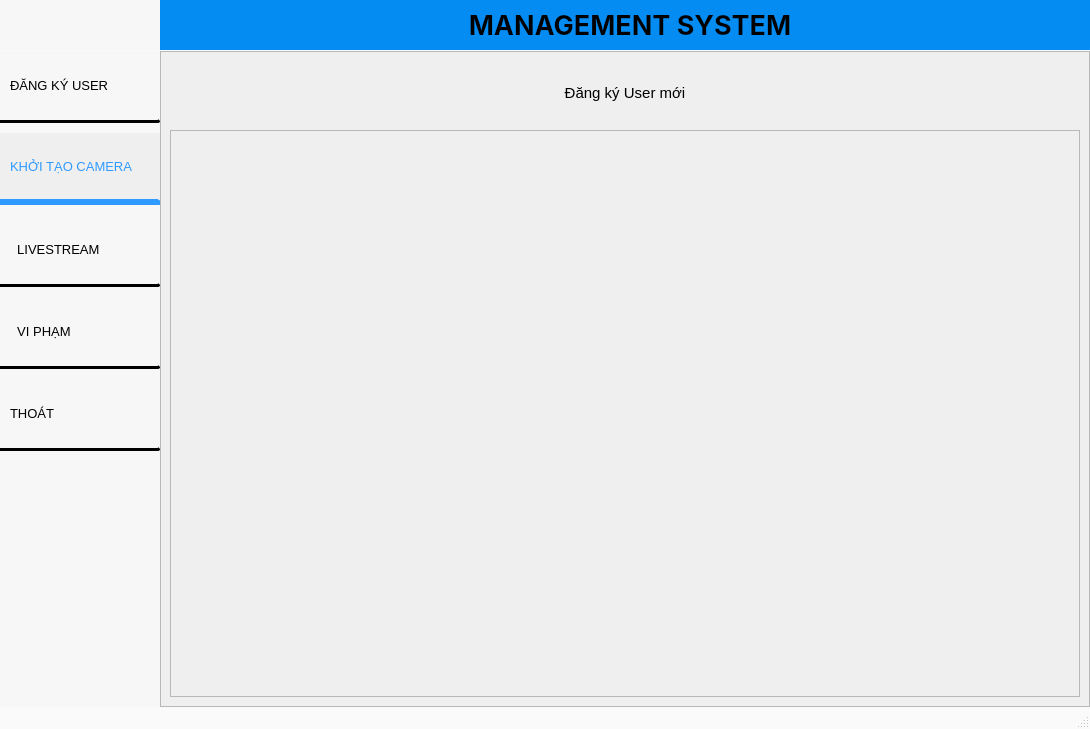
The window that designer/mainwindow.ui (hungtrieu07/LANCS_GUI) describes before a commit, drawn with Qt 5.
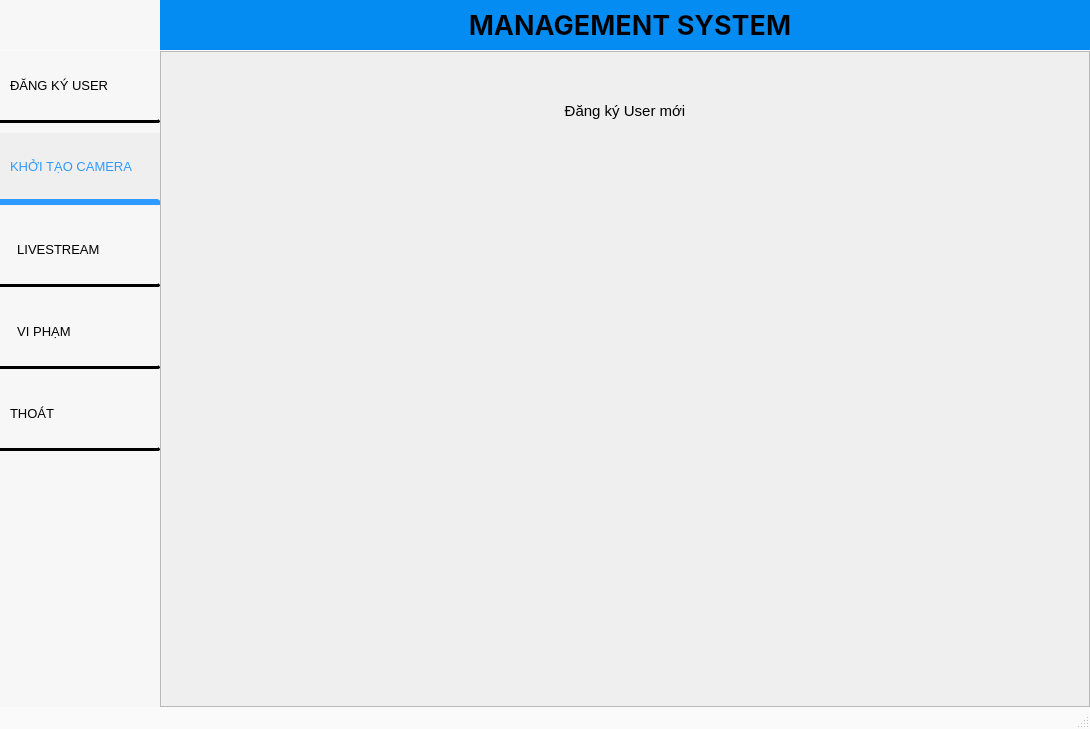
The same window after the commit. The open tabs and pages were chosen to show the change. Icons and pictures are not drawn.

```diff
--- a/designer/mainwindow.ui
+++ b/designer/mainwindow.ui
@@ -746,21 +746,34 @@
          <property name="currentIndex">
           <number>1</number>
          </property>
-         <widget class="QWidget" name="page">
-          <layout class="QGridLayout" name="gridLayout">
-           <item row="0" column="0">
-            <layout class="QVBoxLayout" name="verticalLayout_9" stretch="1,9">
+         <widget class="QWidget" name="RegisterWidget">
+          <layout class="QVBoxLayout" name="verticalLayout_10" stretch="0,0">
              <item>
-              <widget class="QLabel" name="RegisterUserLabel">
+            <widget class="QLabel" name="RegisterLabel">
+             <property name="sizePolicy">
+              <sizepolicy hsizetype="Expanding" vsizetype="Expanding">
+               <horstretch>0</horstretch>
+               <verstretch>0</verstretch>
+              </sizepolicy>
+             </property>
+             <property name="maximumSize">
+              <size>
+               <width>16777215</width>
+               <height>100</height>
+              </size>
+             </property>
                <property name="font">
                 <font>
                  <family>Segoe UI</family>
-                 <pointsize>-1</pointsize>
+               <pointsize>16</pointsize>
                  <weight>50</weight>
                  <italic>false</italic>
                  <bold>false</bold>
                 </font>
                </property>
+             <property name="styleSheet">
+              <string notr="true">font: 16pt &quot;Segoe UI&quot;;</string>
+             </property>
                <property name="text">
                 <string>Đăng ký User mới</string>
                </property>
@@ -770,16 +783,20 @@
               </widget>
              </item>
              <item>
-              <widget class="QFrame" name="RegisterUserCamera">
-               <property name="frameShape">
-                <enum>QFrame::StyledPanel</enum>
-               </property>
-               <property name="frameShadow">
-                <enum>QFrame::Raised</enum>
-               </property>
-              </widget>
-             </item>
-            </layout>
+            <widget class="QLabel" name="RegisterCameraLabel">
+             <property name="sizePolicy">
+              <sizepolicy hsizetype="Expanding" vsizetype="Expanding">
+               <horstretch>0</horstretch>
+               <verstretch>0</verstretch>
+              </sizepolicy>
+             </property>
+             <property name="text">
+              <string/>
+             </property>
+             <property name="alignment">
+              <set>Qt::AlignCenter</set>
+             </property>
+            </widget>
            </item>
           </layout>
          </widget>
```
Left out of the diff: 2 changed lines with no effect on the pictures. Lines whose indentation alone changed are shown as unchanged.
